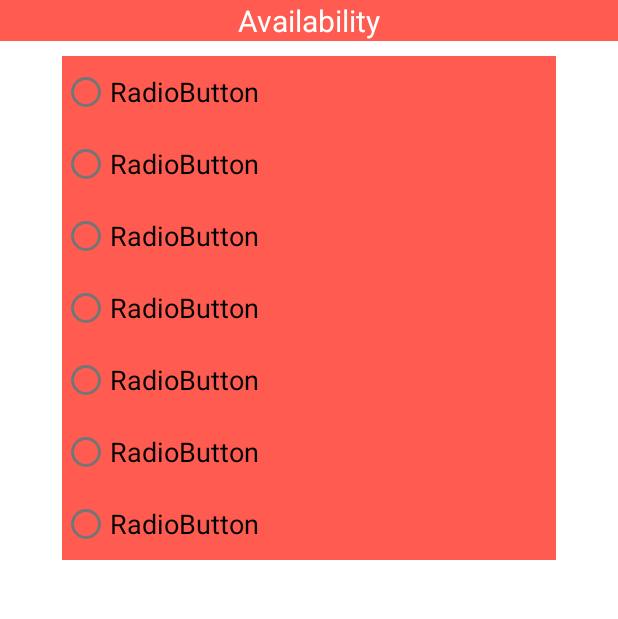
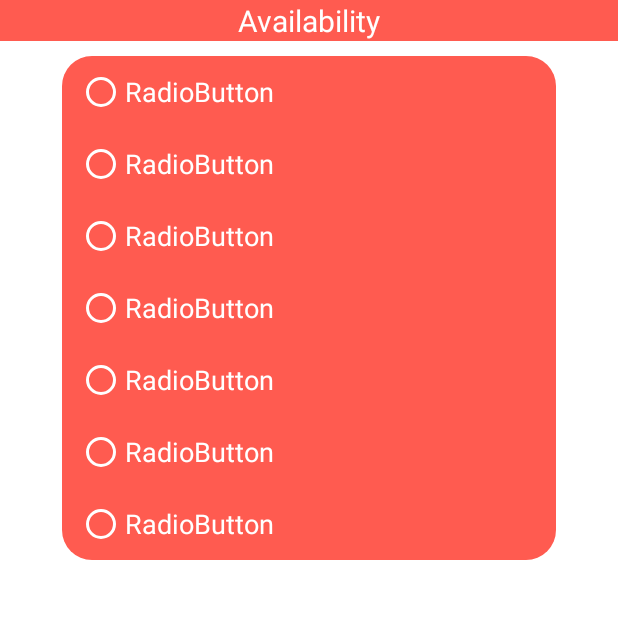
Before and after one commit to ThomasClaes-r0664186/MobileAppGip, an Android app: the DetailsFragment screen opened directly, with no data from a screen before it, on a phone screen of 412 x 824 dp, the part 565-1184 px from its top. Run offline under Robolectric (Android 15) with nearby library versions, the phone set to English and light mode, and no system bars; network calls fail; 1 statement that could not run was skipped.

Commit message:
Advanced in details layout and some extra todo's

```diff
--- a/app/src/main/java/be/ucll/java/gip5/GameDetailActivity.java
+++ b/app/src/main/java/be/ucll/java/gip5/GameDetailActivity.java
@@ -45,10 +45,12 @@ public class GameDetailActivity extends AppCompatActivity {
         getSupportFragmentManager().beginTransaction().replace(R.id.gameDetailFragmentHolder, detailsFrag).commit();
 
         detailsBtn.setOnClickListener(v -> {
+            //todo: change style of button
             getSupportFragmentManager().beginTransaction().replace(R.id.gameDetailFragmentHolder, detailsFrag).commit();
         });
 
         overviewBtn.setOnClickListener(v -> {
+            //todo: change style of button
             getSupportFragmentManager().beginTransaction().replace(R.id.gameDetailFragmentHolder, overviewFrag).commit();
         });
 
--- a/app/src/main/java/be/ucll/java/gip5/MainActivity.java
+++ b/app/src/main/java/be/ucll/java/gip5/MainActivity.java
@@ -54,7 +54,7 @@ public class MainActivity extends AppCompatActivity implements Response.Listener
 
     private static final String SHARED_PREF_NAME = "mypref";
     private static final String KEY_USERNAME = "username";
-    private static final String KEY_APIKEY = "apikey";
+    private static final String KEY_PASSWORD = "password";
 
     @Override
     protected void onCreate(Bundle savedInstanceState) {
@@ -71,7 +71,7 @@ public class MainActivity extends AppCompatActivity implements Response.Listener
         sharedPreferences = getSharedPreferences(SHARED_PREF_NAME, MODE_PRIVATE);
 
         String username = sharedPreferences.getString(KEY_USERNAME, null);
-        String apikey = sharedPreferences.getString(KEY_APIKEY, null);
+        String apikey = sharedPreferences.getString(KEY_PASSWORD, null);
 
         if(username == null || apikey == null || username.trim().isEmpty() || apikey.trim().isEmpty()){
             Intent intent = new Intent(this, LoginActivity.class);
--- /dev/null
+++ b/app/src/main/res/drawable/background_radio_group.xml
@@ -0,0 +1,5 @@
+<?xml version="1.0" encoding="utf-8"?>
+<shape xmlns:android="http://schemas.android.com/apk/res/android" android:shape="rectangle">
+    <solid android:color="@color/main_color_red"/>
+    <corners android:radius="20dp"/>
+</shape>
--- a/app/src/main/res/layout/fragment_details.xml
+++ b/app/src/main/res/layout/fragment_details.xml
@@ -146,56 +146,91 @@
                     android:layout_weight="0.8"
                     android:layout_height="wrap_content"
                     android:orientation="vertical"
-                    android:background="@color/main_color_red">
+                    android:background="@drawable/background_radio_group">
 
                     <RadioButton
                         android:id="@+id/radioButton1"
                         android:layout_width="match_parent"
                         android:layout_height="wrap_content"
                         android:text="RadioButton"
-                        android:textSize="18sp"/>
+                        android:textSize="18sp"
+                        android:textColor="#ffffff"
+                        android:buttonTint="#ffffff"
+                        tools:targetApi="lollipop"
+                        android:layout_marginLeft="10dp"
+                        android:layout_marginRight="10dp"/>
 
                     <RadioButton
                         android:id="@+id/radioButton2"
                         android:layout_width="match_parent"
                         android:layout_height="wrap_content"
                         android:text="RadioButton"
-                        android:textSize="18sp"/>
+                        android:textSize="18sp"
+                        android:textColor="#ffffff"
+                        android:buttonTint="#ffffff"
+                        tools:targetApi="lollipop"
+                        android:layout_marginLeft="10dp"
+                        android:layout_marginRight="10dp"/>
 
                     <RadioButton
                         android:id="@+id/radioButton3"
                         android:layout_width="match_parent"
                         android:layout_height="wrap_content"
                         android:text="RadioButton"
-                        android:textSize="18sp"/>
+                        android:textSize="18sp"
+                        android:textColor="#ffffff"
+                        android:buttonTint="#ffffff"
+                        tools:targetApi="lollipop"
+                        android:layout_marginLeft="10dp"
+                        android:layout_marginRight="10dp"/>
 
                     <RadioButton
                         android:id="@+id/radioButton4"
                         android:layout_width="match_parent"
                         android:layout_height="wrap_content"
                         android:text="RadioButton"
-                        android:textSize="18sp"/>
+                        android:textSize="18sp"
+                        android:textColor="#ffffff"
+                        android:buttonTint="#ffffff"
+                        tools:targetApi="lollipop"
+                        android:layout_marginLeft="10dp"
+                        android:layout_marginRight="10dp"/>
 
                     <RadioButton
                         android:id="@+id/radioButton5"
                         android:layout_width="match_parent"
                         android:layout_height="wrap_content"
                         android:text="RadioButton"
-                        android:textSize="18sp"/>
+                        android:textSize="18sp"
+                        android:textColor="#ffffff"
+                        android:buttonTint="#ffffff"
+                        tools:targetApi="lollipop"
+                        android:layout_marginLeft="10dp"
+                        android:layout_marginRight="10dp"/>
 
                     <RadioButton
                         android:id="@+id/radioButton6"
                         android:layout_width="match_parent"
                         android:layout_height="wrap_content"
                         android:text="RadioButton"
-                        android:textSize="18sp"/>
+                        android:textSize="18sp"
+                        android:textColor="#ffffff"
+                        android:buttonTint="#ffffff"
+                        tools:targetApi="lollipop"
+                        android:layout_marginLeft="10dp"
+                        android:layout_marginRight="10dp"/>
 
                     <RadioButton
                         android:id="@+id/radioButton7"
                         android:layout_width="match_parent"
                         android:layout_height="wrap_content"
                         android:text="RadioButton"
-                        android:textSize="18sp"/>
+                        android:textSize="18sp"
+                        android:textColor="#ffffff"
+                        android:buttonTint="#ffffff"
+                        tools:targetApi="lollipop"
+                        android:layout_marginLeft="10dp"
+                        android:layout_marginRight="10dp"/>
                 </RadioGroup>
 
             </LinearLayout>
--- a/app/src/main/res/layout/game_row.xml
+++ b/app/src/main/res/layout/game_row.xml
@@ -18,7 +18,8 @@
         app:layout_constraintBottom_toBottomOf="parent"
         app:layout_constraintEnd_toEndOf="parent"
         app:layout_constraintStart_toStartOf="parent"
-        app:layout_constraintTop_toTopOf="parent">
+        app:layout_constraintTop_toTopOf="parent"
+        android:layout_marginBottom="10dp">
 
         <androidx.cardview.widget.CardView
             android:layout_width="0dp"
--- a/app/src/main/res/layout/login_activity.xml
+++ b/app/src/main/res/layout/login_activity.xml
@@ -20,7 +20,7 @@
         android:drawableLeft="@drawable/ic_baseline_person_24"
         android:drawablePadding="12dp"
         android:ems="10"
-        android:hint="@string/login_username"
+        android:hint="@string/login_email"
         android:includeFontPadding="true"
         android:inputType="textPersonName"
         android:padding="12dp"
@@ -42,7 +42,7 @@
         android:drawableLeft="@drawable/ic_key"
         android:drawablePadding="12dp"
         android:ems="10"
-        android:hint="@string/login_apiKey"
+        android:hint="@string/login_password"
         android:includeFontPadding="true"
         android:inputType="textPersonName"
         android:padding="12dp"
--- a/app/src/main/res/values/strings.xml
+++ b/app/src/main/res/values/strings.xml
@@ -37,4 +37,7 @@
     <string name="location_placeholder_txt">Meenselstraat 118 \n3211 Binkom</string>
     <string name="address_logo_description">Address logo</string>
     <string name="availability_txt">Availability</string>
+    <string name="error_login_page"><![CDATA[Username &amp; apikey can not be empty!]]></string>
+    <string name="login_email">Email</string>
+    <string name="login_password">Password</string>
 </resources>
```
Also changed, not shown: app/src/main/java/be/ucll/java/gip5/LoginActivity.java (+17 -7 lines).
